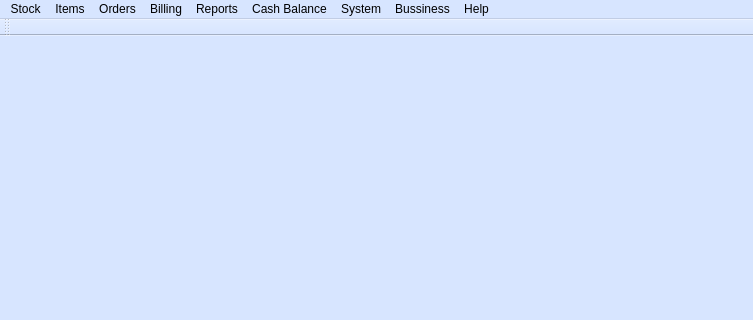
Watti/estorecpp, file estorecpp/esmainwindow.ui: the form before one commit; both pictures show x 0 to 753 and y 0 to 320 of the 753 by 540 pixel window.
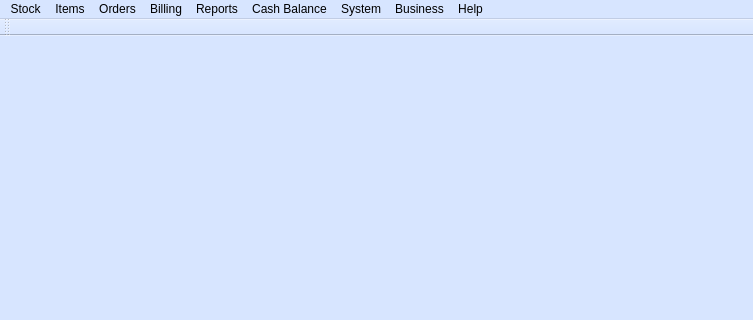
The form after the commit.

Commit message: business menu bug fixes

```diff
--- a/estorecpp/esmainwindow.ui
+++ b/estorecpp/esmainwindow.ui
@@ -154,7 +154,7 @@
    </widget>
    <widget class="QMenu" name="menuBussiness">
     <property name="title">
-     <string>Bussiness</string>
+     <string>Business</string>
     </property>
     <widget class="QMenu" name="actionLoyality">
      <property name="title">
```
Left out of the diff: 6 changed lines with no effect on the pictures. The commit also changes 5 other files.
